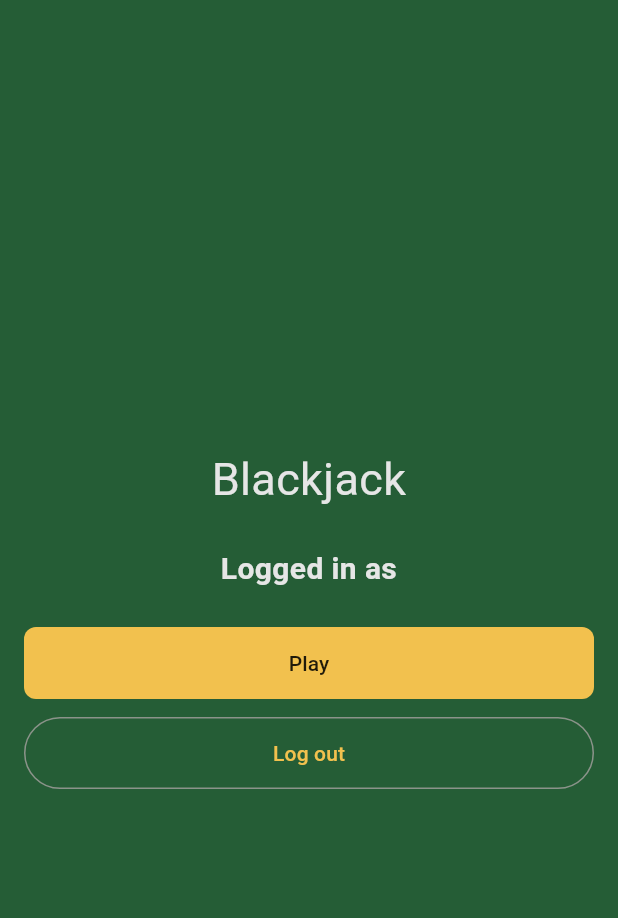
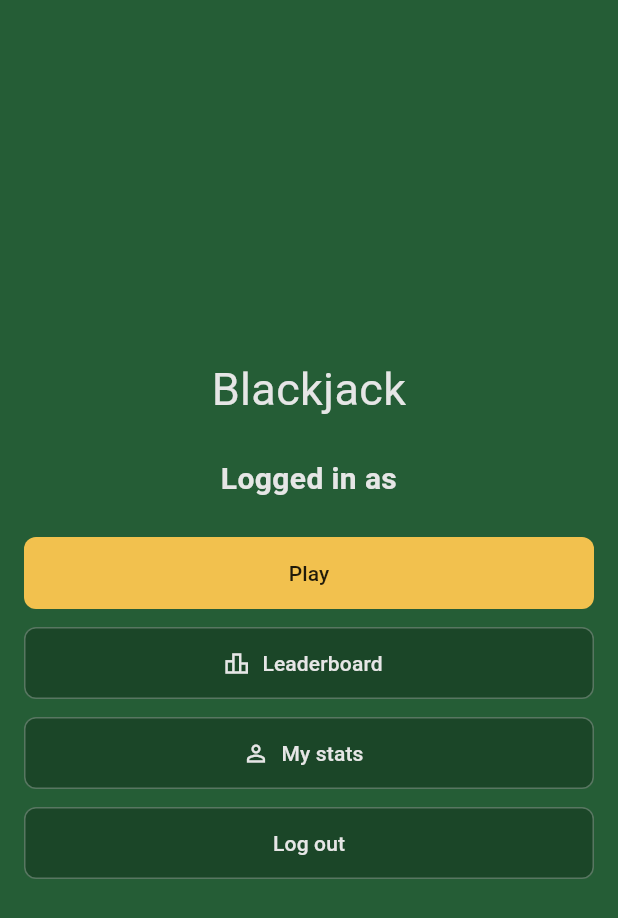
Before and after one commit to cunkin375/cop4331-large-project, a Flutter app: the HomeScreen screen opened directly with empty values, on a phone screen of 412 x 824 dp. Shown: the top 918 px of the screen. Run offline on Flutter 3.47's test engine with Material 3 defaults, Android fonts, the phone set to English and light mode, and no system bars; our stand-ins replace flutter_secure_storage; accounts and stored records are empty.

Commit message:
add leaderboard and profile stats buttons to mobile

```diff
--- a/mobile/lib/screens/home_screen.dart
+++ b/mobile/lib/screens/home_screen.dart
@@ -1,10 +1,16 @@
 import 'package:flutter/material.dart';
+
 import '../api/auth_api.dart';
+import '../api/leaderboard_api.dart';
+import '../api/profile_api.dart';
 import '../models/user.dart';
+import '../theme.dart';
 import 'game_screen.dart';
+import 'leaderboard_screen.dart';
 import 'login_screen.dart';
+import 'profile_screen.dart';
 
-// Shown after login. The leaderboard and profile screens get linked from here too.
+// Shown after login, with the same destinations as the web navigation.
 class HomeScreen extends StatelessWidget {
   final AuthApi authApi;
   final User user;
@@ -31,24 +37,59 @@ class HomeScreen extends StatelessWidget {
               child: Column(
                 crossAxisAlignment: CrossAxisAlignment.stretch,
                 children: [
-                  const Text('Blackjack', textAlign: TextAlign.center, style: TextStyle(fontSize: 30)),
+                  const Text(
+                    'Blackjack',
+                    textAlign: TextAlign.center,
+                    style: TextStyle(fontSize: 30),
+                  ),
                   const SizedBox(height: 24),
                   Text(
                     'Logged in as ${user.username}',
                     textAlign: TextAlign.center,
-                    style: const TextStyle(fontSize: 20, fontWeight: FontWeight.w600),
+                    style: const TextStyle(
+                      fontSize: 20,
+                      fontWeight: FontWeight.w600,
+                    ),
                   ),
                   const SizedBox(height: 24),
                   FilledButton(
-                    style: FilledButton.styleFrom(minimumSize: const Size.fromHeight(48)),
+                    style: FilledButton.styleFrom(
+                      minimumSize: const Size.fromHeight(48),
+                    ),
                     onPressed: () => Navigator.of(context).push(
                       MaterialPageRoute(builder: (_) => const GameScreen()),
                     ),
                     child: const Text('Play'),
                   ),
                   const SizedBox(height: 12),
+                  OutlinedButton.icon(
+                    style: _navigationStyle,
+                    onPressed: () => Navigator.of(context).push(
+                      MaterialPageRoute(
+                        builder: (_) => LeaderboardScreen(
+                          leaderboardApi: LeaderboardApi(authApi.client),
+                        ),
+                      ),
+                    ),
+                    icon: const Icon(Icons.leaderboard_outlined),
+                    label: const Text('Leaderboard'),
+                  ),
+                  const SizedBox(height: 12),
+                  OutlinedButton.icon(
+                    style: _navigationStyle,
+                    onPressed: () => Navigator.of(context).push(
+                      MaterialPageRoute(
+                        builder: (_) => ProfileScreen(
+                          profileApi: ProfileApi(authApi.client),
+                        ),
+                      ),
+                    ),
+                    icon: const Icon(Icons.person_outline),
+                    label: const Text('My stats'),
+                  ),
+                  const SizedBox(height: 12),
                   OutlinedButton(
-                    style: OutlinedButton.styleFrom(minimumSize: const Size.fromHeight(48)),
+                    style: _navigationStyle,
                     onPressed: () => _logout(context),
                     child: const Text('Log out'),
                   ),
@@ -60,4 +101,12 @@ class HomeScreen extends StatelessWidget {
       ),
     );
   }
+
+  static final _navigationStyle = OutlinedButton.styleFrom(
+    foregroundColor: AppColors.chalk,
+    backgroundColor: AppColors.feltDark,
+    side: BorderSide(color: AppColors.chalk.withValues(alpha: 0.3)),
+    minimumSize: const Size.fromHeight(48),
+    shape: RoundedRectangleBorder(borderRadius: BorderRadius.circular(8)),
+  );
 }
```
